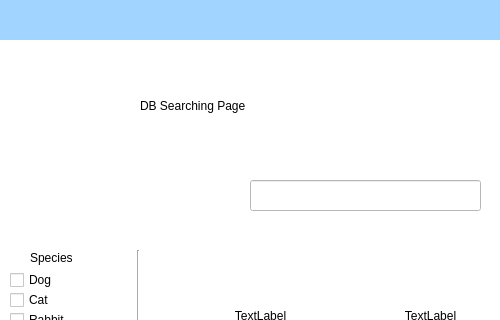
lee-anh/Adopet, file team1_1/GUI/gui.ui: the form before one commit; both pictures show x 0 to 500 and y 0 to 320 of the 800 by 600 pixel window.
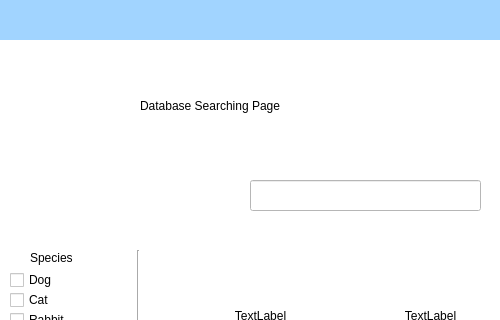
The form after the commit.

The edit to the form file:
```diff
--- a/team1_1/GUI/gui.ui
+++ b/team1_1/GUI/gui.ui
@@ -58,7 +58,7 @@
       </rect>
      </property>
      <property name="text">
-      <string>DB Searching Page</string>
+      <string>Database Searching Page</string>
      </property>
     </widget>
     <widget class="QLineEdit" name="searchBar">
```
